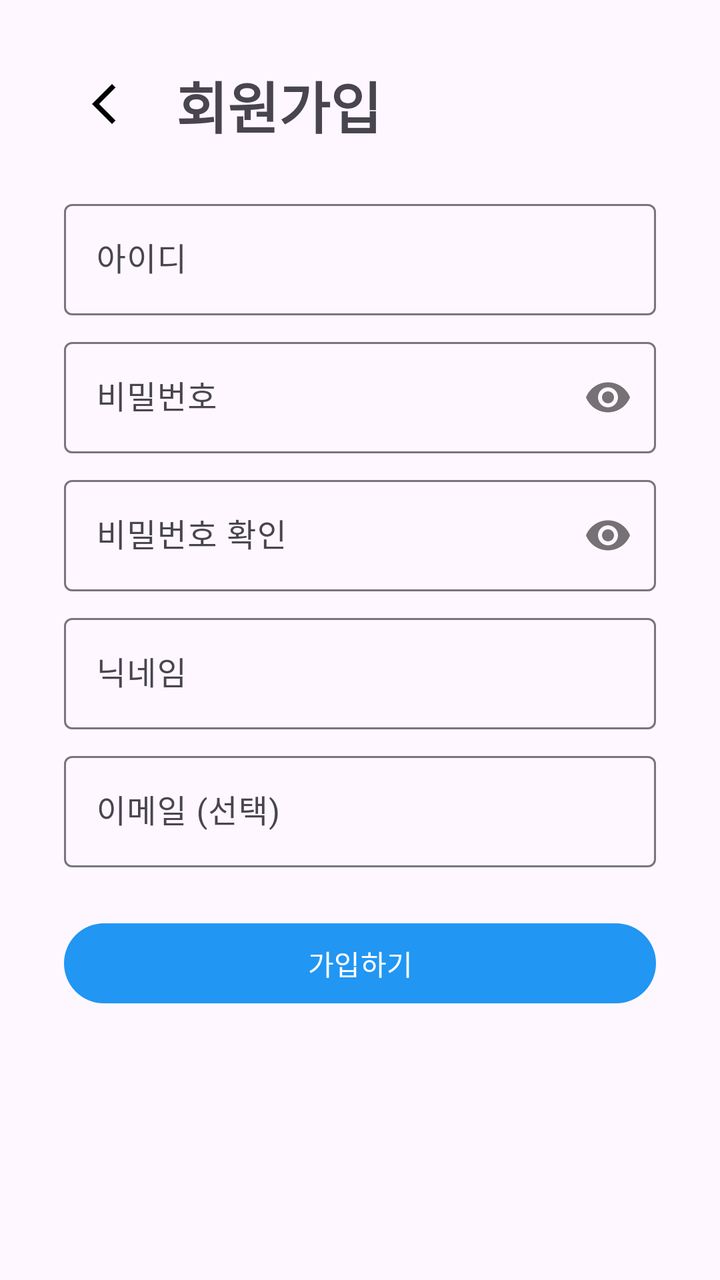
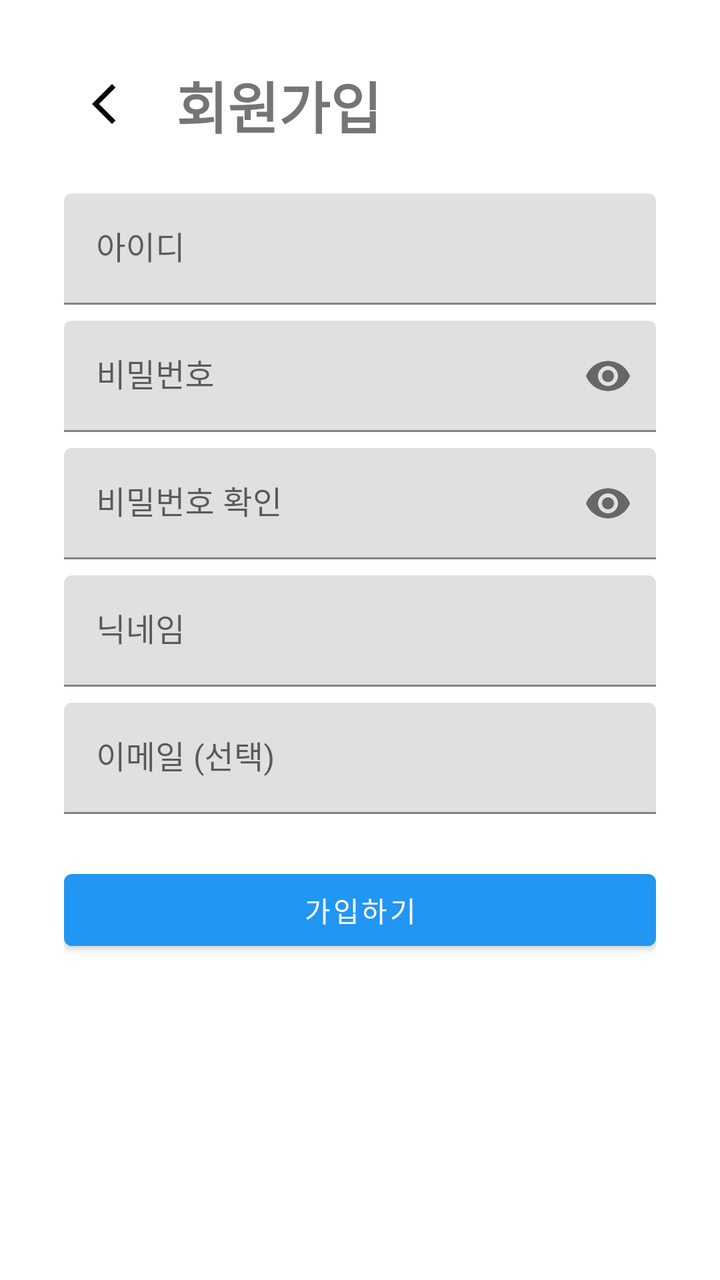

Two renders of the same Android screen: before a commit and after it. Below are the layout's source before the change and the commit's diff.
<!-- AndroidManifest.xml: application theme Theme.SocialMyMap -->
<!-- res/layout/activity_signup.xml -->
<?xml version="1.0" encoding="utf-8"?>
<ScrollView
    xmlns:android="http://schemas.android.com/apk/res/android"
    xmlns:app="http://schemas.android.com/apk/res-auto"
    xmlns:tools="http://schemas.android.com/tools"
    android:layout_width="match_parent"
    android:layout_height="match_parent"
    android:fillViewport="true">

    <androidx.constraintlayout.widget.ConstraintLayout
        android:layout_width="match_parent"
        android:layout_height="wrap_content"
        android:padding="32dp"
        tools:context=".SignupActivity">

        <ImageButton
            android:id="@+id/btn_back"
            android:layout_width="wrap_content"
            android:layout_height="wrap_content"
            android:src="@drawable/ic_arrow_back"
            android:background="?attr/selectableItemBackgroundBorderless"
            android:contentDescription="뒤로 가기"
            android:padding="8dp"
            app:layout_constraintTop_toTopOf="parent"
            app:layout_constraintStart_toStartOf="parent"/>

        <TextView
            android:id="@+id/tv_signup_title"
            android:layout_width="wrap_content"
            android:layout_height="wrap_content"
            android:text="회원가입"
            android:textSize="28sp"
            android:textStyle="bold"
            app:layout_constraintTop_toTopOf="@+id/btn_back"
            app:layout_constraintBottom_toBottomOf="@+id/btn_back"
            app:layout_constraintStart_toEndOf="@+id/btn_back"
            android:layout_marginStart="16dp"/>

        <com.google.android.material.textfield.TextInputLayout
            android:id="@+id/layout_et_userid"
            android:layout_width="0dp"
            android:layout_height="wrap_content"
            android:layout_marginTop="24dp"
            app:layout_constraintTop_toBottomOf="@id/tv_signup_title"
            app:layout_constraintStart_toStartOf="parent"
            app:layout_constraintEnd_toEndOf="parent">
            <com.google.android.material.textfield.TextInputEditText
                android:id="@+id/et_signup_userid"
                android:layout_width="match_parent"
                android:layout_height="wrap_content"
                android:hint="아이디"
                android:inputType="text"/>
        </com.google.android.material.textfield.TextInputLayout>
        
        <com.google.android.material.textfield.TextInputLayout
            android:id="@+id/layout_et_password"
            android:layout_width="0dp"
            android:layout_height="wrap_content"
            android:layout_marginTop="8dp"
            app:passwordToggleEnabled="true"
            app:layout_constraintTop_toBottomOf="@+id/layout_et_userid"
            app:layout_constraintStart_toStartOf="parent"
            app:layout_constraintEnd_toEndOf="parent">
            <com.google.android.material.textfield.TextInputEditText
                android:id="@+id/et_signup_password"
                android:layout_width="match_parent"
                android:layout_height="wrap_content"
                android:hint="비밀번호"
                android:inputType="textPassword"/>
        </com.google.android.material.textfield.TextInputLayout>
        
        <com.google.android.material.textfield.TextInputLayout
            android:id="@+id/layout_et_password_confirm"
            android:layout_width="0dp"
            android:layout_height="wrap_content"
            android:layout_marginTop="8dp"
            app:passwordToggleEnabled="true"
            app:layout_constraintTop_toBottomOf="@+id/layout_et_password"
            app:layout_constraintStart_toStartOf="parent"
            app:layout_constraintEnd_toEndOf="parent">
            <com.google.android.material.textfield.TextInputEditText
                android:id="@+id/et_signup_password_confirm"
                android:layout_width="match_parent"
                android:layout_height="wrap_content"
                android:hint="비밀번호 확인"
                android:inputType="textPassword"/>
        </com.google.android.material.textfield.TextInputLayout>

        <com.google.android.material.textfield.TextInputLayout
            android:id="@+id/layout_et_nickname"
            android:layout_width="0dp"
            android:layout_height="wrap_content"
            android:layout_marginTop="8dp"
            app:layout_constraintTop_toBottomOf="@+id/layout_et_password_confirm"
            app:layout_constraintStart_toStartOf="parent"
            app:layout_constraintEnd_toEndOf="parent">
            <com.google.android.material.textfield.TextInputEditText
                android:id="@+id/et_signup_nickname"
                android:layout_width="match_parent"
                android:layout_height="wrap_content"
                android:hint="닉네임"
                android:inputType="text"/>
        </com.google.android.material.textfield.TextInputLayout>

        <com.google.android.material.textfield.TextInputLayout
            android:id="@+id/layout_et_email"
            android:layout_width="0dp"
            android:layout_height="wrap_content"
            android:layout_marginTop="8dp"
            app:layout_constraintTop_toBottomOf="@+id/layout_et_nickname"
            app:layout_constraintStart_toStartOf="parent"
            app:layout_constraintEnd_toEndOf="parent">
            <com.google.android.material.textfield.TextInputEditText
                android:id="@+id/et_signup_email"
                android:layout_width="match_parent"
                android:layout_height="wrap_content"
                android:hint="이메일 (선택)"
                android:inputType="textEmailAddress"/>
        </com.google.android.material.textfield.TextInputLayout>

        <Button
            android:id="@+id/btn_signup_submit"
            android:layout_width="0dp"
            android:layout_height="wrap_content"
            android:text="가입하기"
            android:layout_marginTop="24dp"
            app:layout_constraintTop_toBottomOf="@+id/layout_et_email"
            app:layout_constraintStart_toStartOf="parent"
            app:layout_constraintEnd_toEndOf="parent"/>

    </androidx.constraintlayout.widget.ConstraintLayout>
</ScrollView>
<!-- resources referenced by this layout -->
<resources>
  <!-- drawable ic_arrow_back (drawable) -->
  <vector xmlns:android="http://schemas.android.com/apk/res/android" android:height="24dp" android:tint="#000000" android:viewportHeight="24" android:viewportWidth="24" android:width="24dp">
        
      <path android:fillColor="@android:color/white" android:pathData="M17.77,3.77l-1.77,-1.77l-10,10l10,10l1.77,-1.77l-8.23,-8.23z"/>
      
  </vector>
  <style name="Theme.SocialMyMap" parent="Base.Theme.SocialMyMap" />
  <style name="Base.Theme.SocialMyMap" parent="Theme.Material3.DayNight">
      
      <item name="colorPrimary">#2196F3</item>
      <item name="colorPrimaryVariant">#1976D2</item>
      <item name="colorOnPrimary">@color/white</item>
      
      <item name="colorSecondary">#03A9F4</item>
      <item name="colorSecondaryVariant">#0288D1</item>
      <item name="colorOnSecondary">@color/black</item>
      
      <item name="android:statusBarColor" tools:targetApi="l">?attr/colorPrimaryVariant</item>
      
    </style>
  <color name="white">#FFFFFFFF</color>
  <color name="black">#FF000000</color>
</resources>

<!-- the commit's change to res/layout/activity_signup.xml (unified diff, before → after) -->
@@ -5,7 +5,8 @@
     xmlns:tools="http://schemas.android.com/tools"
     android:layout_width="match_parent"
     android:layout_height="match_parent"
-    android:fillViewport="true">
+    android:fillViewport="true"
+    android:fitsSystemWindows="true">
 
     <androidx.constraintlayout.widget.ConstraintLayout
         android:layout_width="match_parent"
<!-- resource entries referenced after the edit -->
@@ -6,21 +6,31 @@
       <path android:fillColor="@android:color/white" android:pathData="M17.77,3.77l-1.77,-1.77l-10,10l10,10l1.77,-1.77l-8.23,-8.23z"/>
       
   </vector>
-  <style name="Theme.SocialMyMap" parent="Base.Theme.SocialMyMap" />
-  <style name="Base.Theme.SocialMyMap" parent="Theme.Material3.DayNight">
-      
-      <item name="colorPrimary">#2196F3</item>
-      <item name="colorPrimaryVariant">#1976D2</item>
-      <item name="colorOnPrimary">@color/white</item>
-      
-      <item name="colorSecondary">#03A9F4</item>
-      <item name="colorSecondaryVariant">#0288D1</item>
-      <item name="colorOnSecondary">@color/black</item>
-      
-      <item name="android:statusBarColor" tools:targetApi="l">?attr/colorPrimaryVariant</item>
-      
-    </style>
+  <style name="Theme.SocialMyMap" parent="Theme.MaterialComponents.DayNight.DarkActionBar">
+          
+          <item name="colorPrimary">@color/blue_500</item>
+          <item name="colorPrimaryVariant">@color/blue_700</item>
+          <item name="colorOnPrimary">@color/white</item>
+          
+          <item name="colorSecondary">@color/teal_200</item>
+          <item name="colorSecondaryVariant">@color/teal_700</item>
+          <item name="colorOnSecondary">@color/black</item>
+          
+          <item name="android:statusBarColor" tools:targetApi="l">?attr/colorPrimaryVariant</item>
+          
+  
+          
+          <item name="android:windowDrawsSystemBarBackgrounds">true</item>
+          <item name="android:statusBarColor">@android:color/transparent</item>
+          <item name="android:navigationBarColor">@android:color/transparent</item>
+          <item name="android:windowLightStatusBar">true</item>
+          <item name="android:windowLightNavigationBar" tools:targetApi="o_mr1">true</item>
+      </style>
+  <color name="blue_500">#2196F3</color>
+  <color name="blue_700">#1976D2</color>
   <color name="white">#FFFFFFFF</color>
+  <color name="teal_200">#FF03DAC5</color>
+  <color name="teal_700">#FF018786</color>
   <color name="black">#FF000000</color>
 </resources>
 
